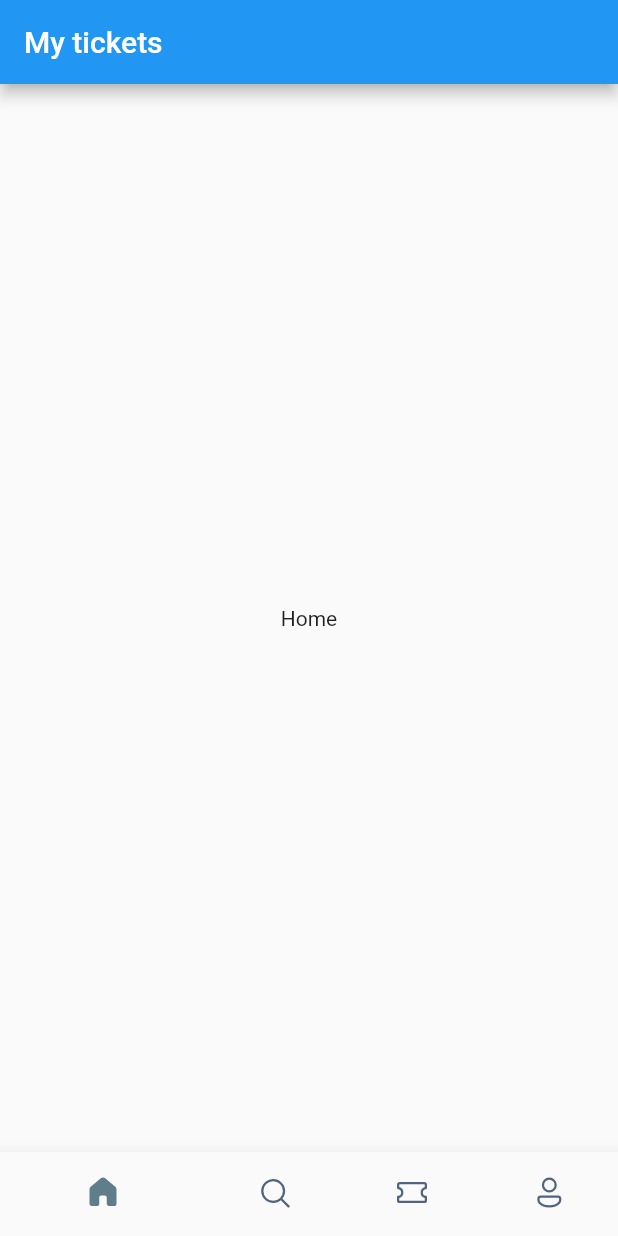
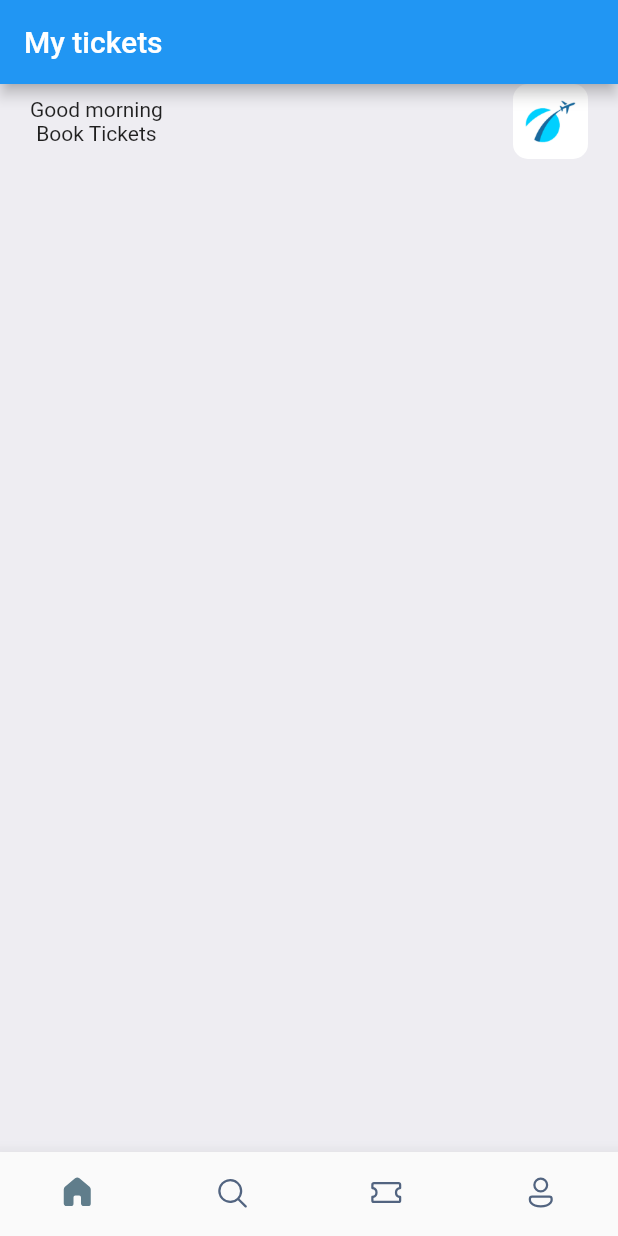
Before and after one commit to mrojasb2000/flutter_booktickets_app, a Flutter app: the screen it shows after launch, on a phone screen of 412 x 824 dp. Run offline on Flutter 3.47's test engine with Material 2 defaults, Android fonts, the phone set to English and light mode, and no system bars; our stand-ins replace fluentui_icons.

Commit message:
chore: add first book ticket header

```diff
--- a/lib/screens/botton_bar.dart
+++ b/lib/screens/botton_bar.dart
@@ -2,6 +2,7 @@ import 'package:fluentui_icons/fluentui_icons.dart';
 import 'package:flutter/material.dart';
 import 'package:flutter/src/widgets/framework.dart';
 import 'package:flutter/src/widgets/placeholder.dart';
+import 'package:flutter_booktickets_app/screens/home_screen.dart';
 
 class BottonBar extends StatefulWidget {
   const BottonBar({super.key});
@@ -13,7 +14,7 @@ class BottonBar extends StatefulWidget {
 class _BottonBarState extends State<BottonBar> {
   int _selectedIndex = 0;
   static final List<Widget> _widgetOptions = <Widget>[
-    const Text("Home"),
+    HomeScreen(),
     const Text("Search"),
     const Text("Tickets"),
     const Text("Profile")
@@ -34,11 +35,13 @@ class _BottonBarState extends State<BottonBar> {
         child: _widgetOptions[_selectedIndex],
       ),
       bottomNavigationBar: BottomNavigationBar(
+          currentIndex: _selectedIndex,
           onTap: onItemTapped,
           elevation: 10,
           showSelectedLabels: false,
           showUnselectedLabels: false,
           selectedItemColor: Colors.blueGrey,
+          type: BottomNavigationBarType.fixed,
           unselectedItemColor: const Color(0xFF526480),
           items: const [
             BottomNavigationBarItem(
--- /dev/null
+++ b/lib/screens/home_screen.dart
@@ -0,0 +1,44 @@
+import 'package:flutter/material.dart';
+import 'package:flutter/src/widgets/framework.dart';
+import 'package:flutter/src/widgets/placeholder.dart';
+
+class HomeScreen extends StatelessWidget {
+  const HomeScreen({super.key});
+
+  @override
+  Widget build(BuildContext context) {
+    return Scaffold(
+        backgroundColor: const Color(0xFFeeedf2),
+        body: ListView(
+          children: [
+            Container(
+              padding: const EdgeInsets.only(left: 20, right: 20),
+              child: Column(
+                children: [
+                  Row(
+                    mainAxisAlignment: MainAxisAlignment.spaceBetween,
+                    children: [
+                      Column(
+                        children: const [
+                          Text("Good morning"),
+                          Text("Book Tickets"),
+                        ],
+                      ),
+                      Container(
+                        height: 50,
+                        width: 50,
+                        decoration: BoxDecoration(
+                            borderRadius: BorderRadius.circular(10),
+                            image: const DecorationImage(
+                                fit: BoxFit.cover,
+                                image: AssetImage("assets/images/img_1.png"))),
+                      )
+                    ],
+                  )
+                ],
+              ),
+            )
+          ],
+        ));
+  }
+}
--- a/pubspec.yaml
+++ b/pubspec.yaml
@@ -63,6 +63,8 @@ flutter:
   # assets:
   #   - images/a_dot_burr.jpeg
   #   - images/a_dot_ham.jpeg
+  assets:
+    - assets/images/
 
   # An image asset can refer to one or more resolution-specific "variants", see
   # https://flutter.dev/assets-and-images/#resolution-aware
```
Also changed, not shown: assets/images/img.png (added), assets/images/img_1.png (added), assets/images/one.png (added), assets/images/sit.jpg (added), assets/images/three.png (added), assets/images/two.png (added), assets/images/visa.png (added).
